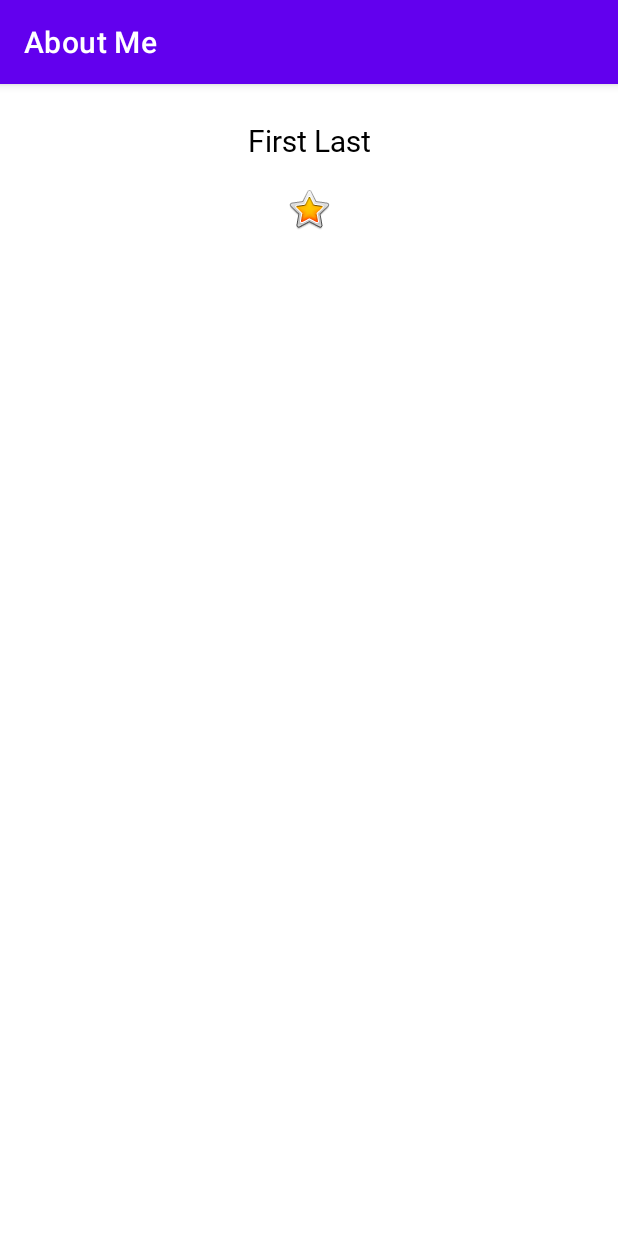
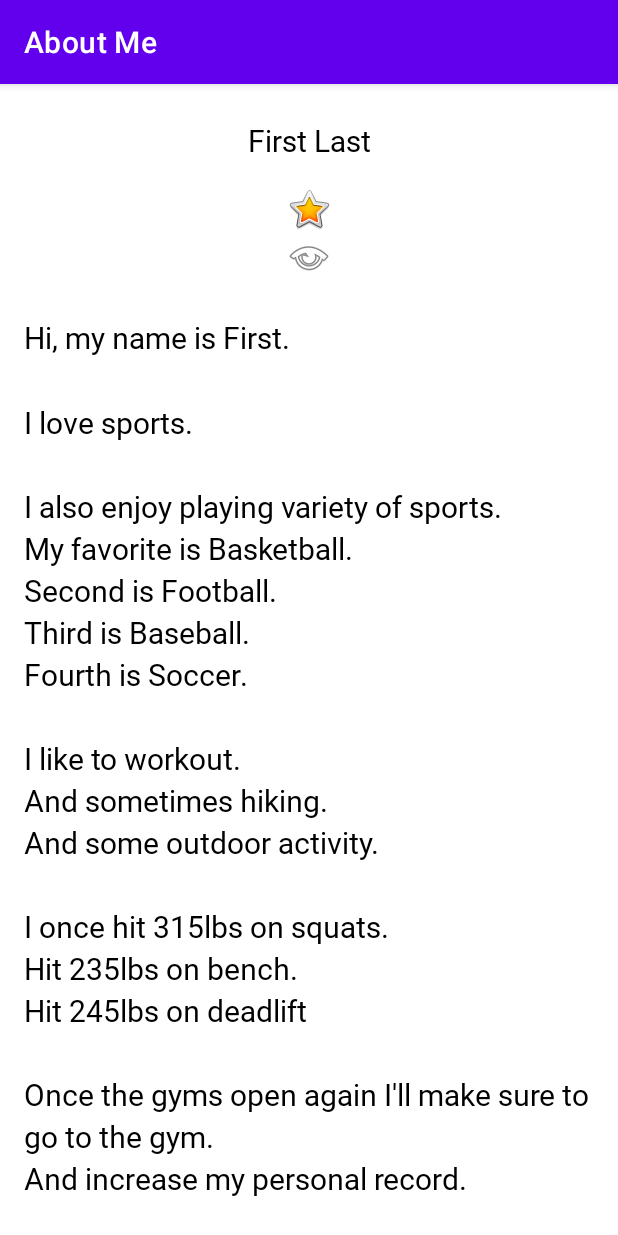
Before and after one commit to adj006/AboutMe, an Android app: the screen it shows after launch (MainActivity), on a phone screen of 412 x 824 dp. Run offline under Robolectric (Android 15) with nearby library versions, the phone set to English and light mode, and no system bars.

Commit message:
Added a scroll view

```diff
--- a/app/src/main/res/layout/activity_main.xml
+++ b/app/src/main/res/layout/activity_main.xml
@@ -1,17 +1,19 @@
 <?xml version="1.0" encoding="utf-8"?>
 <LinearLayout xmlns:android="http://schemas.android.com/apk/res/android"
     xmlns:app="http://schemas.android.com/apk/res-auto"
+    android:layout_width="match_parent"
+    android:layout_height="match_parent"
     android:orientation="vertical"
-    android:layout_width="match_parent"
-    android:layout_height="match_parent">
+    android:paddingStart="@dimen/padding"
+    android:paddingEnd="@dimen/padding">
 
     <TextView
         android:id="@+id/name_text"
+        style="@style/NameStyle"
         android:layout_width="match_parent"
         android:layout_height="wrap_content"
         android:text="@string/name"
-        android:textAlignment="center"
-        style="@style/NameStyle" />
+        android:textAlignment="center" />
 
     <ImageView
         android:id="@+id/star_image"
@@ -21,4 +23,31 @@
         android:contentDescription="@string/yellow_star"
         app:srcCompat="@android:drawable/btn_star_big_on" />
 
+    <ScrollView
+        android:id="@+id/bio_scroll"
+        android:layout_width="match_parent"
+        android:layout_height="match_parent">
+
+
+        <LinearLayout
+            android:layout_width="match_parent"
+            android:layout_height="wrap_content"
+            android:orientation="vertical">
+
+            <ImageView
+                android:id="@+id/imageView"
+                android:layout_width="match_parent"
+                android:layout_height="wrap_content"
+                app:srcCompat="@android:drawable/ic_menu_view" />
+
+            <TextView
+                android:id="@+id/bio_text"
+                style="@style/NameStyle"
+                android:layout_width="match_parent"
+                android:layout_height="wrap_content"
+                android:lineSpacingMultiplier="@dimen/line_spacing"
+                android:text="@string/bio" />
+        </LinearLayout>
+    </ScrollView>
+
 </LinearLayout>
--- a/app/src/main/res/values/dimens.xml
+++ b/app/src/main/res/values/dimens.xml
@@ -3,4 +3,6 @@
     <dimen name="text_size">20sp</dimen>
     <dimen name="small_padding">8dp</dimen>
     <dimen name="layout_margin">16dp</dimen>
+    <dimen name="padding">16dp</dimen>
+    <dimen name="line_spacing">1.2</dimen>
 </resources>
--- a/app/src/main/res/values/strings.xml
+++ b/app/src/main/res/values/strings.xml
@@ -2,4 +2,21 @@
     <string name="app_name">About Me</string>
     <string name="name">First Last</string>
     <string name="yellow_star">Yellow star</string>
+
+    <string name="bio">Hi, my name is First.
+        \n\nI love sports.
+        \n\nI also enjoy playing variety of sports.
+        \nMy favorite is Basketball.
+        \nSecond is Football.
+        \nThird is Baseball.
+        \nFourth is Soccer.
+        \n\nI like to workout.
+        \nAnd sometimes hiking.
+        \nAnd some outdoor activity.
+        \n\nI once hit 315lbs on squats.
+        \nHit 235lbs on bench.
+        \nHit 245lbs on deadlift
+        \n\nOnce the gyms open again I\'ll make sure to go to the gym.
+        \nAnd increase my personal record.\n\n</string>
+
 </resources>
```
